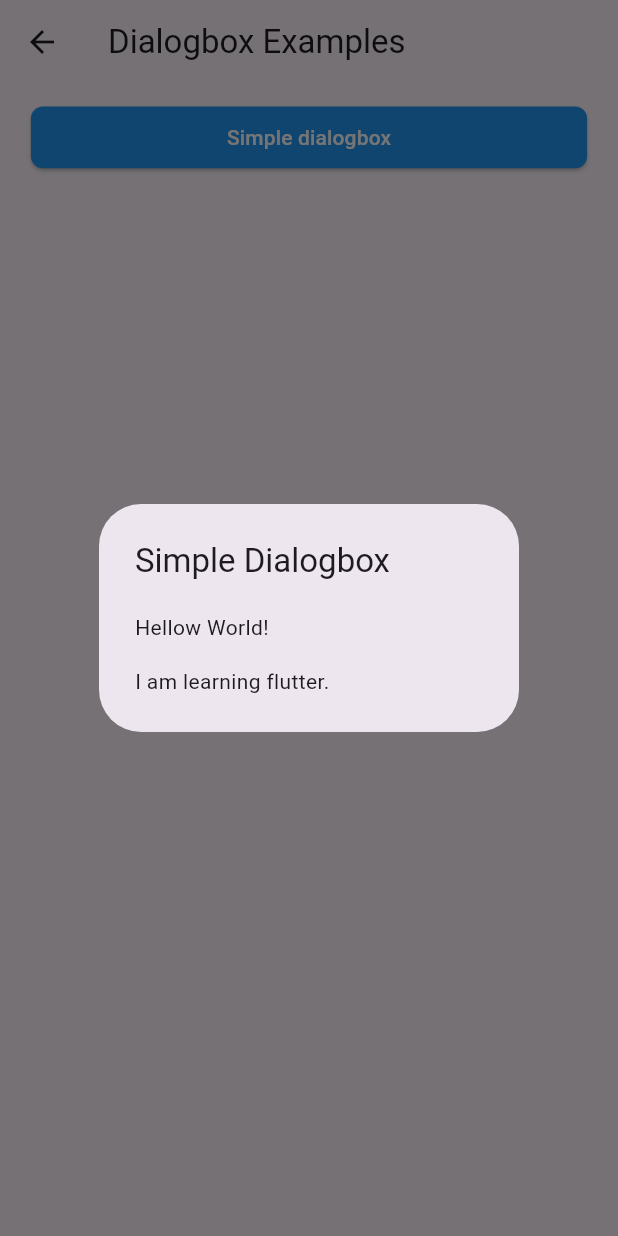
After one commit to mdrazadev/Flutter-Widgets, a Flutter app: the DialogboxExampleScreen screen opened directly, after a tap on "Simple dialogbox", on a phone screen of 412 x 824 dp. The commit adds this screen. Run offline on Flutter 3.47's test engine with Material 3 defaults, Android fonts, the phone set to English and light mode, and no system bars; our stand-ins replace get.

Commit message:
simple dialogbox added

```diff
--- /dev/null
+++ b/lib/screens/dialogbox_example_screen.dart
@@ -0,0 +1,51 @@
+import 'package:flutter/material.dart';
+import 'package:flutter_widgets/widgets/buttons/simple_button_widget.dart';
+
+class DialogboxExampleScreen extends StatelessWidget {
+  const DialogboxExampleScreen({super.key});
+
+  @override
+  Widget build(BuildContext context) {
+    return Scaffold(
+      appBar: AppBar(
+        title: const Text('Dialogbox Examples'),
+      ),
+      body: Column(
+        children: [
+          const SizedBox(
+            height: 15,
+            width: double.infinity,
+          ),
+          SimpleButtonWidget(
+            label: 'Simple dialogbox',
+            onPress: () {
+              MyDialogboxes.simpleDialogbox(context);
+            },
+          ),
+        ],
+      ),
+    );
+  }
+}
+
+class MyDialogboxes {
+  static simpleDialogbox(BuildContext context) {
+    return showDialog(
+        context: context,
+        builder: (context) {
+          return SimpleDialog(
+            title: const Text('Simple Dialogbox'),
+            children: <Widget>[
+              SimpleDialogOption(
+                onPressed: () {},
+                child: const Text('Hellow World!'),
+              ),
+              SimpleDialogOption(
+                onPressed: () {},
+                child: const Text('I am learning flutter.'),
+              ),
+            ],
+          );
+        });
+  }
+}
```
Also changed, not shown: lib/home_page.dart (+15 -0 lines).
